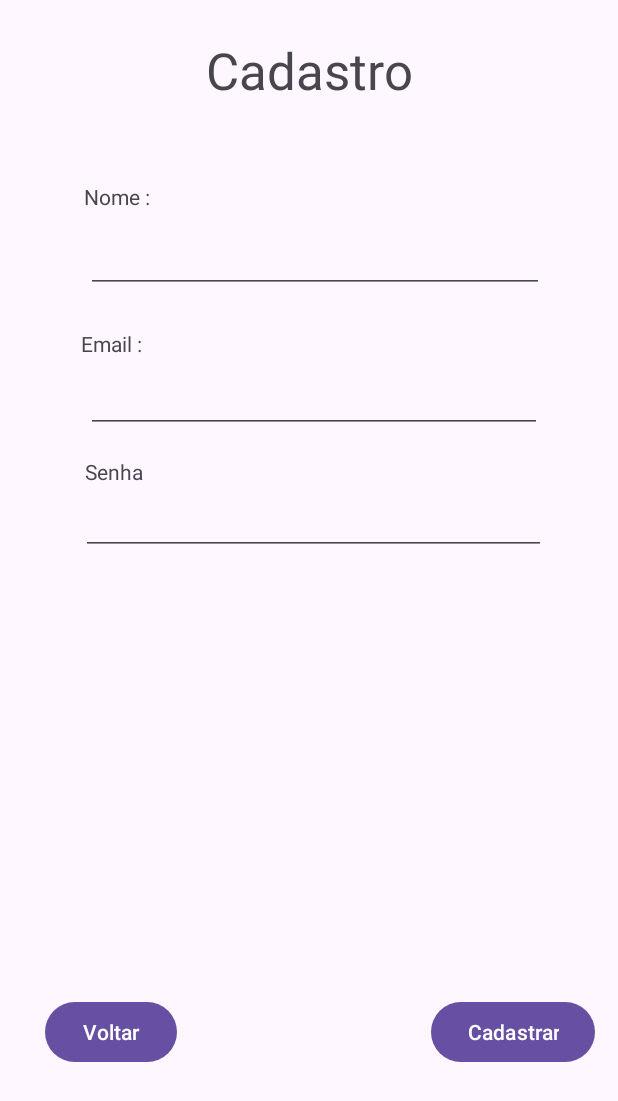
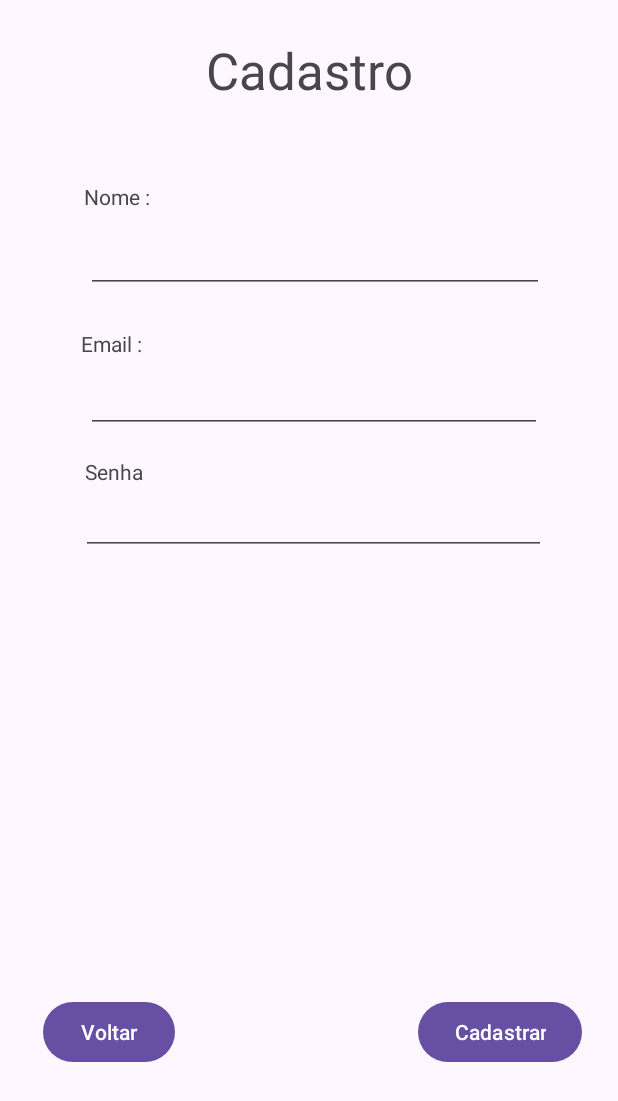
Before and after one commit to EstudanteThiago12/LembreteThiagoSimples, an Android app: the CadastroFragment screen opened through its navigation route, after a tap on "Cadastrar", on a phone screen of 412 x 824 dp. Shown: the top 1101 px of the screen. Run offline under Robolectric (Android 15) with nearby library versions, the phone set to English and light mode, and no system bars; our stand-ins replace Firebase (no records; nobody signed in at launch, a user with empty details on screens opened directly), navigation-ui.

Commit message:
Commit trabalho

```diff
--- a/app/src/main/java/com/example/lembretethiago/CadastroFragment.kt
+++ b/app/src/main/java/com/example/lembretethiago/CadastroFragment.kt
@@ -12,6 +12,7 @@ import android.widget.Toast
 import androidx.navigation.fragment.findNavController
 import com.example.lembretethiago.databinding.FragmentCadastroBinding
 import com.google.firebase.auth.FirebaseAuth
+import com.google.firebase.auth.FirebaseAuthException
 import com.google.firebase.auth.ktx.auth
 import com.google.firebase.ktx.Firebase
 
@@ -32,50 +33,35 @@ class CadastroFragment : Fragment() {
 
         _binding = FragmentCadastroBinding.inflate(inflater, container, false)
         return binding.root
-
     }
 
     override fun onViewCreated(view: View, savedInstanceState: Bundle?) {
         super.onViewCreated(view, savedInstanceState)
 
+        binding.btnVoltarCad.setOnClickListener() {
+            findNavController().navigate(R.id.action_CadastroFragment_to_WelcomeFragment)
+        }
+        binding.btnCadastrarCad.setOnClickListener {
+
             val CadNome = binding.tvNomeCad.text.toString()
             val CadEmail = binding.tvEmailCad.text.toString()
             val CadSenha = binding.tvSenhaCad.text.toString()
 
-        binding.btnVoltarCad.setOnClickListener(){
-            findNavController().navigate(R.id.action_CadastroFragment_to_WelcomeFragment)
-        }
-        binding.btnCadastrar.setOnClickListener{
-
-        }
-
             auth.createUserWithEmailAndPassword(CadEmail, CadSenha)
-            .addOnCompleteListener(this) { task ->
+                .addOnCompleteListener { task ->
                     if (task.isSuccessful) {
                         // Sign in success, update UI with the signed-in user's information
-                    Log.d(TAG, "createUserWithEmail:success")
-                    val user = auth.currentUser
-                    updateUI(user)
+                        Log.d("Debug", "createUserWithEmail:success")
+                        findNavController().navigate(R.id.action_CadastroFragment_to_WelcomeFragment)
                     } else {
-                    // If sign in fails, display a message to the user.
-                    Log.w(TAG, "createUserWithEmail:failure", task.exception)
-                    Toast.makeText(
-                        baseContext,
-                        "Authentication failed.",
-                        Toast.LENGTH_SHORT,
-                    ).show()
-                    updateUI(null)
+                        val exception = task.exception
+                        if (exception is FirebaseAuthException) {
+                            val errorMessage = exception.message ?: "Erro no cadastro"
+                            // Mostra a mensagem na tela
                         }
                     }
-
-        super.onStart()
-        // Check if user is signed in (non-null) and update UI accordingly.
-        val currentUser = auth.currentUser
-        if (currentUser != null) {
-            reload()
                 }
-
-
+        }
     }
 
     override fun onDestroyView() {
--- a/app/src/main/java/com/example/lembretethiago/LembreteFragment.kt
+++ b/app/src/main/java/com/example/lembretethiago/LembreteFragment.kt
@@ -35,9 +35,7 @@ class LembreteFragment : Fragment() {
         val stringArg = arguments?.getString("NOME_USUARIO")
         binding.NomeTxv.setText("Olá, " + stringArg)
 
-        lateinit var sharedPreferences: SharedPreferences
-
-        sharedPreferences = requireActivity().getPreferences(Context.MODE_PRIVATE)
+        var sharedPreferences: SharedPreferences = requireActivity().getPreferences(Context.MODE_PRIVATE)
 
         val editar = sharedPreferences.edit()
 
@@ -57,6 +55,7 @@ class LembreteFragment : Fragment() {
         }
 
         binding.buttonVoltar.setOnClickListener(){
+            editar.remove("token").apply()
             findNavController().navigate(R.id.action_LembreteFragment_to_WelcomeFragment)
         }
 
--- a/app/src/main/java/com/example/lembretethiago/MainActivity.kt
+++ b/app/src/main/java/com/example/lembretethiago/MainActivity.kt
@@ -22,4 +22,5 @@ class MainActivity : AppCompatActivity() {
         setContentView(binding.root)
 
     }
+
 }
--- a/app/src/main/java/com/example/lembretethiago/WelcomeFragment.kt
+++ b/app/src/main/java/com/example/lembretethiago/WelcomeFragment.kt
@@ -1,21 +1,27 @@
 package com.example.lembretethiago
 
+import android.content.Context
 import android.os.Bundle
+import android.util.Log
 import android.view.LayoutInflater
 import android.view.View
 import android.view.ViewGroup
+import android.widget.Toast
 import androidx.fragment.app.Fragment
 import androidx.navigation.fragment.findNavController
 import com.example.lembretethiago.databinding.FragmentWelcomeBinding
 import com.google.firebase.auth.FirebaseAuth
 import com.google.firebase.auth.ktx.auth
 import com.google.firebase.ktx.Firebase
+import android.content.SharedPreferences
 
 
 /**
  * A simple [Fragment] subclass as the second destination in the navigation.
  */
 class WelcomeFragment : Fragment() {
+
+    private lateinit var context: Context
 
     private lateinit var auth: FirebaseAuth
 
@@ -32,6 +38,8 @@ class WelcomeFragment : Fragment() {
 
         auth = Firebase.auth
 
+        context = requireContext()
+
         _binding = FragmentWelcomeBinding.inflate(inflater, container, false)
         return binding.root
 
@@ -40,12 +48,35 @@ class WelcomeFragment : Fragment() {
     override fun onViewCreated(view: View, savedInstanceState: Bundle?) {
         super.onViewCreated(view, savedInstanceState)
 
+        val sharep = context.getSharedPreferences("PREFERENCE_NAME", Context.MODE_PRIVATE)
+        val edit = sharep.edit()
+
         binding.buttonSecond.setOnClickListener {
 
-            val LoginDigitado = binding.nomeEdt.text.toString()
-            val EmailDigitado = binding.sobrenomeEdt.text.toString()
+            val emailUsuario = binding.nomeEdt.text.toString()
+            val senhaUsuario = binding.sobrenomeEdt.text.toString()
 
-            findNavController().navigate(R.id.action_WelcomeFragment_to_LembreteFragment)
+            auth.signInWithEmailAndPassword(emailUsuario, senhaUsuario)
+                .addOnCompleteListener{ task ->
+                    if (task.isSuccessful) {
+                        // Sign in success, update UI with the signed-in user's information
+                        Log.d("DEBUG", "signInWithEmail:success")
+                        val user = auth.currentUser
+                        user?.getIdToken(true)?.addOnCompleteListener{ tokenTask ->
+                            if(tokenTask.isSuccessful){
+                                val  idToken = tokenTask.result?.token
+                                if (!idToken.isNullOrEmpty()){
+                                    edit.putString("token", idToken).apply()
+                                    findNavController().navigate(R.id.action_WelcomeFragment_to_LembreteFragment)
+                                }
+                            }
+
+                        }
+                    } else {
+                        // If sign in fails, display a message to the user.
+                        Log.w("WARNING", "signInWithEmail:failure", task.exception)
+                    }
+                }
 
         }
         binding.buttonCadastro.setOnClickListener{
@@ -54,10 +85,7 @@ class WelcomeFragment : Fragment() {
 
         super.onStart()
         // Check if user is signed in (non-null) and update UI accordingly.
-        val currentUser = auth.currentUser
-        if (currentUser != null) {
-            reload()
-        }
+
     }
 
     override fun onDestroyView() {
--- a/app/src/main/res/layout/fragment_cadastro.xml
+++ b/app/src/main/res/layout/fragment_cadastro.xml
@@ -6,14 +6,13 @@
     android:layout_height="match_parent">
 
     <Button
-        android:id="@+id/btnCadastrar"
+        android:id="@+id/btnCadastrarCad"
         android:layout_width="wrap_content"
         android:layout_height="wrap_content"
         android:layout_marginTop="664dp"
+        android:layout_marginEnd="24dp"
         android:text="Cadastrar"
         app:layout_constraintEnd_toEndOf="parent"
-        app:layout_constraintHorizontal_bias="0.95"
-        app:layout_constraintStart_toStartOf="parent"
         app:layout_constraintTop_toTopOf="parent" />
 
     <Button
@@ -22,7 +21,7 @@
         android:layout_height="wrap_content"
         android:layout_marginTop="664dp"
         android:text="Voltar"
-        app:layout_constraintEnd_toStartOf="@+id/btnCadastrar"
+        app:layout_constraintEnd_toStartOf="@+id/btnCadastrarCad"
         app:layout_constraintHorizontal_bias="0.149"
         app:layout_constraintStart_toStartOf="parent"
         app:layout_constraintTop_toTopOf="parent" />
--- a/gradle/libs.versions.toml
+++ b/gradle/libs.versions.toml
@@ -1,6 +1,6 @@
 [versions]
 agp = "8.5.1"
-kotlin = "1.9.0"
+kotlin = "2.1.0"
 coreKtx = "1.15.0"
 junit = "4.13.2"
 junitVersion = "1.2.1"
```
Also changed, not shown: 2 other files. Lines whose indentation alone changed are shown as unchanged.
